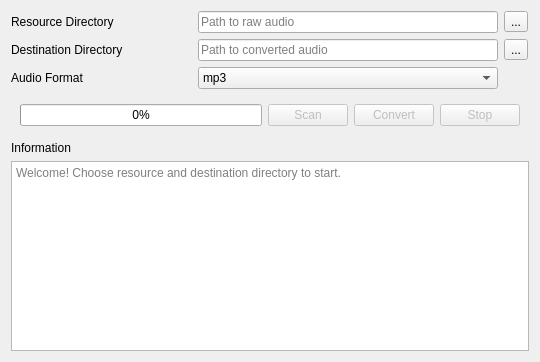
First picture: the form in main.ui, repository tbb/raw2flac, before the edit.
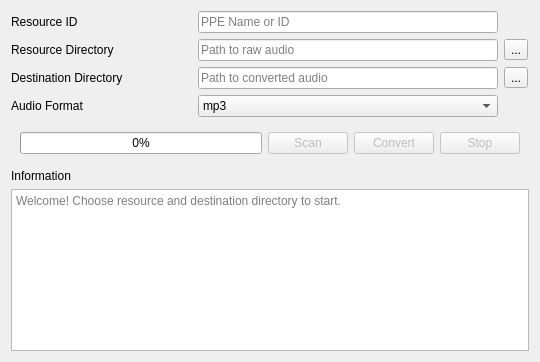
Second picture: the form after the edit.

```diff
--- a/main.ui
+++ b/main.ui
@@ -22,50 +22,14 @@
   <layout class="QVBoxLayout" name="verticalLayout">
    <item>
     <layout class="QGridLayout" name="gridLayout">
-     <item row="0" column="0">
+     <item row="1" column="0">
       <widget class="QLabel" name="resourceDirectoryLabel">
        <property name="text">
         <string>Resource Directory</string>
        </property>
       </widget>
      </item>
-     <item row="0" column="1">
-      <widget class="QLineEdit" name="resourceDirectoryLineEdit">
-       <property name="maximumSize">
-        <size>
-         <width>300</width>
-         <height>16777215</height>
-        </size>
-       </property>
-       <property name="frame">
-        <bool>true</bool>
-       </property>
-       <property name="readOnly">
-        <bool>false</bool>
-       </property>
-       <property name="placeholderText">
-        <string>Path to raw audio</string>
-       </property>
-       <property name="clearButtonEnabled">
-        <bool>true</bool>
-       </property>
-      </widget>
-     </item>
-     <item row="0" column="2">
-      <widget class="QToolButton" name="resourceDirectoryDialogButton">
-       <property name="text">
-        <string>...</string>
-       </property>
-      </widget>
-     </item>
-     <item row="1" column="0">
-      <widget class="QLabel" name="destinationDirectoryLabel">
-       <property name="text">
-        <string>Destination Directory</string>
-       </property>
-      </widget>
-     </item>
-     <item row="1" column="1">
+     <item row="2" column="2">
       <widget class="QLineEdit" name="destinationDirectoryLineEdit">
        <property name="maximumSize">
         <size>
@@ -84,21 +48,35 @@
        </property>
       </widget>
      </item>
-     <item row="1" column="2">
-      <widget class="QToolButton" name="destinationDirectoryDialogButton">
-       <property name="text">
-        <string>...</string>
-       </property>
-      </widget>
-     </item>
-     <item row="2" column="0">
+     <item row="3" column="0">
       <widget class="QLabel" name="audioFormatLabel">
        <property name="text">
         <string>Audio Format</string>
        </property>
       </widget>
      </item>
-     <item row="2" column="2">
+     <item row="3" column="2">
+      <widget class="QComboBox" name="audioFormatComboBox">
+       <item>
+        <property name="text">
+         <string>mp3</string>
+        </property>
+       </item>
+       <item>
+        <property name="text">
+         <string>flac</string>
+        </property>
+       </item>
+      </widget>
+     </item>
+     <item row="2" column="3">
+      <widget class="QToolButton" name="destinationDirectoryDialogButton">
+       <property name="text">
+        <string>...</string>
+       </property>
+      </widget>
+     </item>
+     <item row="3" column="3">
       <spacer name="audioFormatSpacer">
        <property name="orientation">
         <enum>Qt::Horizontal</enum>
@@ -114,18 +92,60 @@
        </property>
       </spacer>
      </item>
-     <item row="2" column="1">
-      <widget class="QComboBox" name="audioFormatComboBox">
-       <item>
-        <property name="text">
-         <string>mp3</string>
-        </property>
-       </item>
-       <item>
-        <property name="text">
-         <string>flac</string>
-        </property>
-       </item>
+     <item row="2" column="0">
+      <widget class="QLabel" name="destinationDirectoryLabel">
+       <property name="text">
+        <string>Destination Directory</string>
+       </property>
+      </widget>
+     </item>
+     <item row="1" column="2">
+      <widget class="QLineEdit" name="resourceDirectoryLineEdit">
+       <property name="maximumSize">
+        <size>
+         <width>300</width>
+         <height>16777215</height>
+        </size>
+       </property>
+       <property name="frame">
+        <bool>true</bool>
+       </property>
+       <property name="readOnly">
+        <bool>false</bool>
+       </property>
+       <property name="placeholderText">
+        <string>Path to raw audio</string>
+       </property>
+       <property name="clearButtonEnabled">
+        <bool>true</bool>
+       </property>
+      </widget>
+     </item>
+     <item row="1" column="3">
+      <widget class="QToolButton" name="resourceDirectoryDialogButton">
+       <property name="text">
+        <string>...</string>
+       </property>
+      </widget>
+     </item>
+     <item row="0" column="0">
+      <widget class="QLabel" name="resourceIdLabel">
+       <property name="text">
+        <string>Resource ID</string>
+       </property>
+      </widget>
+     </item>
+     <item row="0" column="2">
+      <widget class="QLineEdit" name="resourceIdLineEdit">
+       <property name="maximumSize">
+        <size>
+         <width>300</width>
+         <height>16777215</height>
+        </size>
+       </property>
+       <property name="placeholderText">
+        <string>PPE Name or ID</string>
+       </property>
       </widget>
      </item>
     </layout>
```
